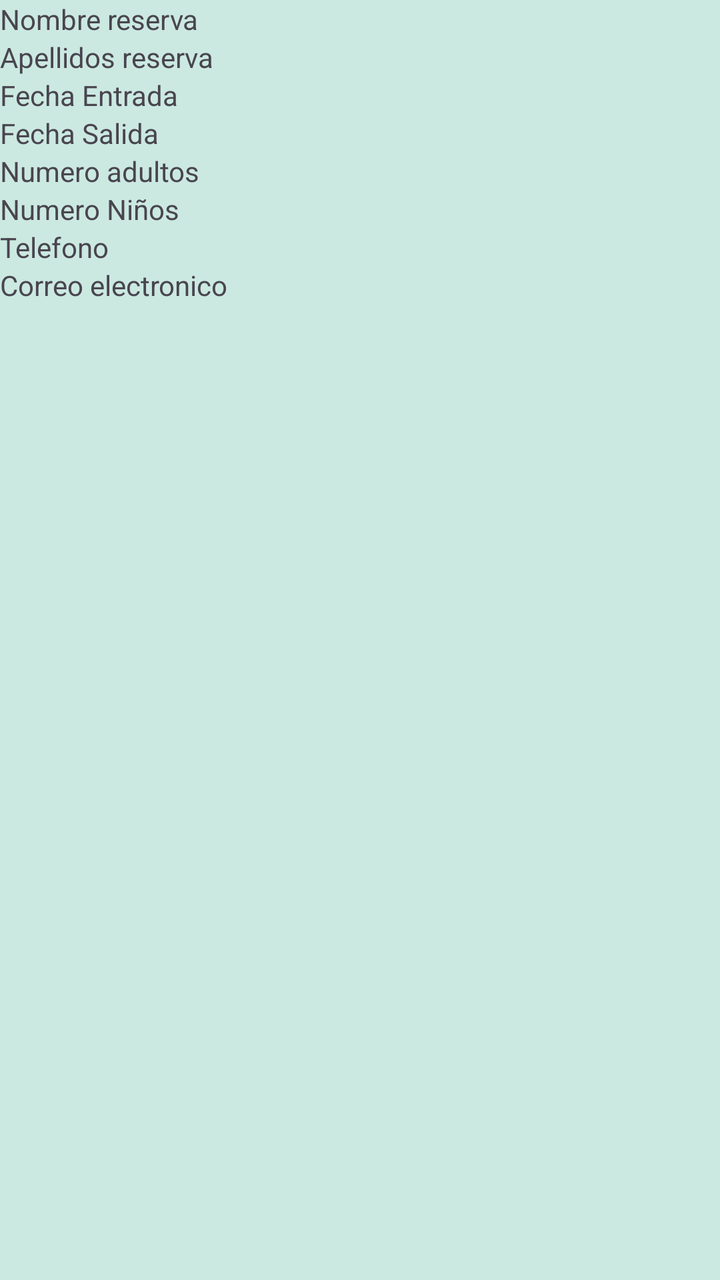
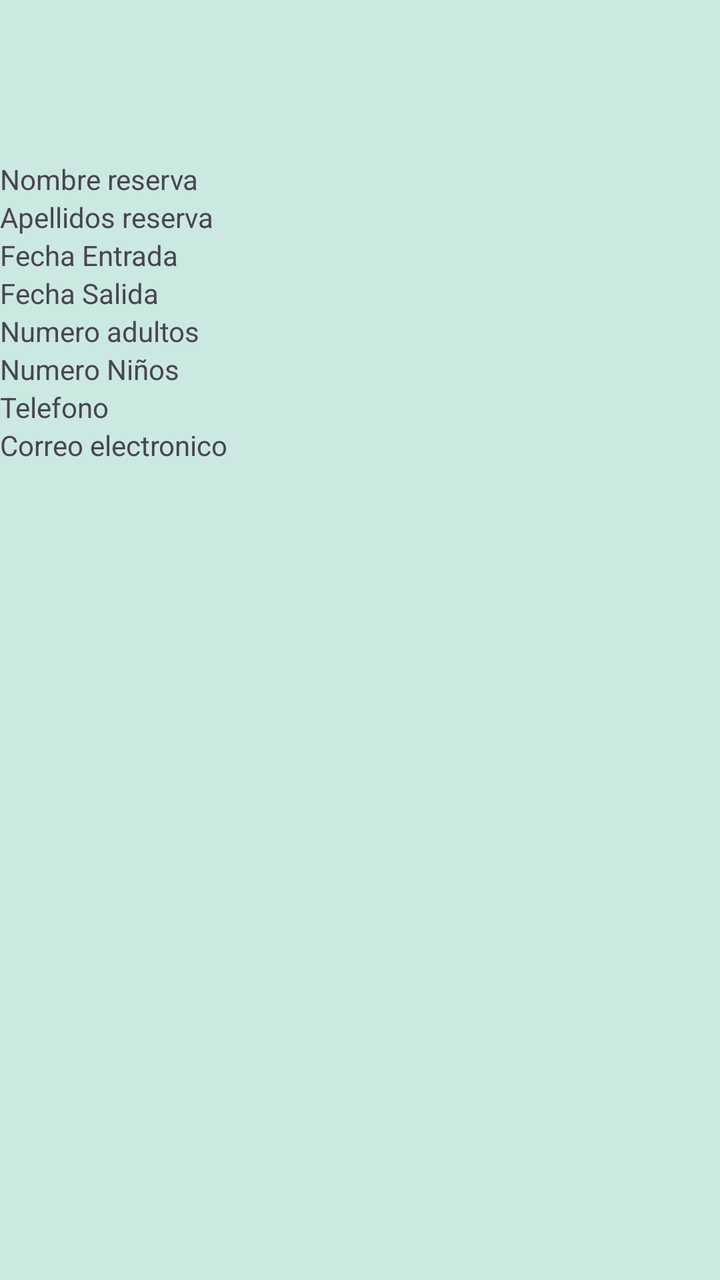

An Android layout rendered at two revisions. The XML below is the earlier revision; the diff shows what the commit changed to produce the second picture.
<!-- AndroidManifest.xml: application theme Theme.HalimaApp -->
<!-- res/layout/detail_card_view.xml -->
<?xml version="1.0" encoding="utf-8"?>
<androidx.constraintlayout.widget.ConstraintLayout xmlns:android="http://schemas.android.com/apk/res/android"
    android:layout_width="match_parent"
    android:layout_height="match_parent"
    style="@style/fondoApp">

    <LinearLayout
        android:layout_width="match_parent"
        android:layout_height="match_parent"
        android:orientation="vertical">

        <TextView
            android:id="@+id/textNom"
            android:layout_width="wrap_content"
            android:layout_height="wrap_content"
            android:text="Nombre reserva" />
        <TextView
            android:id="@+id/textApe"
            android:layout_width="wrap_content"
            android:layout_height="wrap_content"
            android:text="Apellidos reserva" />
        <TextView
            android:id="@+id/textFechaEntrada"
            android:layout_width="wrap_content"
            android:layout_height="wrap_content"
            android:text="Fecha Entrada"/>
        <TextView
            android:id="@+id/textFechaSalida"
            android:layout_width="wrap_content"
            android:layout_height="wrap_content"
            android:text="Fecha Salida"/>
        <TextView
            android:id="@+id/numAdultos"
            android:layout_width="wrap_content"
            android:layout_height="wrap_content"
            android:text="Numero adultos"/>
        <TextView
            android:id="@+id/numNiños"
            android:layout_width="wrap_content"
            android:layout_height="wrap_content"
            android:text="Numero Niños"/>
        <TextView
            android:id="@+id/telefono"
            android:layout_width="wrap_content"
            android:layout_height="wrap_content"
            android:text="Telefono"/>
        <TextView
            android:id="@+id/correo"
            android:layout_width="wrap_content"
            android:layout_height="wrap_content"
            android:text="Correo electronico"/>

    </LinearLayout>
</androidx.constraintlayout.widget.ConstraintLayout>
<!-- resources referenced by this layout -->
<resources>
  <style name="fondoApp">
          <item name="android:background">@color/blue</item>
      </style>
  <style name="Theme.HalimaApp" parent="Base.Theme.HalimaApp" />
  <color name="blue">#cbe9e1</color>
  <style name="Base.Theme.HalimaApp" parent="Theme.Material3.DayNight.NoActionBar">
          
      </style>
</resources>

<!-- the commit's change to res/layout/detail_card_view.xml (unified diff, before → after) -->
@@ -7,7 +7,9 @@
     <LinearLayout
         android:layout_width="match_parent"
         android:layout_height="match_parent"
-        android:orientation="vertical">
+        android:orientation="vertical"
+        android:layout_marginTop="80dp"
+        >
 
         <TextView
             android:id="@+id/textNom"
